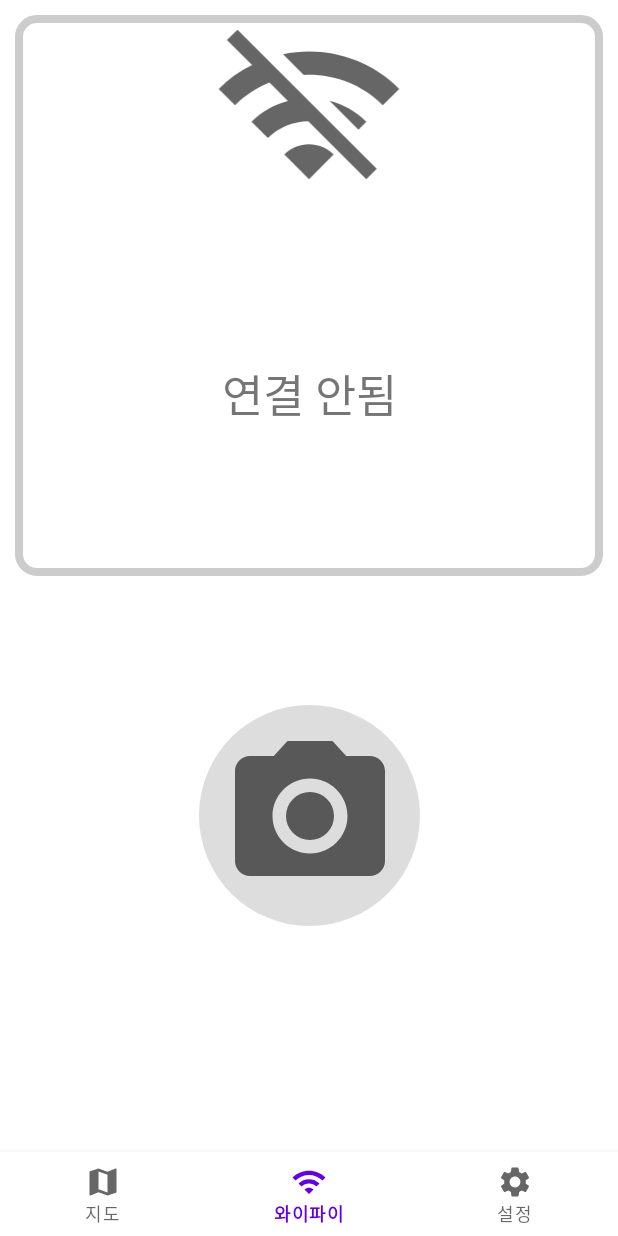
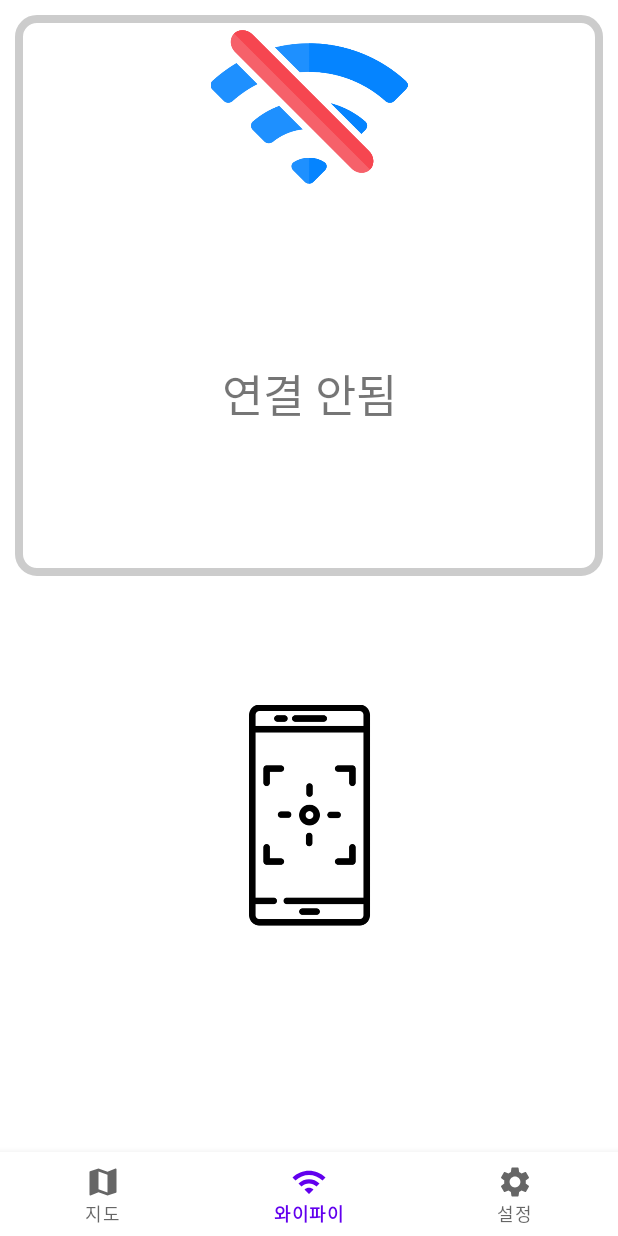
Before and after one commit to KIMTHE/KNU-CapstoneDesign-20212-Team10, an Android app: the screen it shows after launch (MainActivity), item 2 of the bottom bar chosen, on a phone screen of 412 x 824 dp. Run offline under Robolectric (Android 15) with nearby library versions, the phone set to English and light mode, and no system bars; our stand-ins replace Firebase (no records; nobody signed in at launch, a user with empty details on screens opened directly); libraries missing offline, so code that uses them is left out: com.google.api.client, com.google.api.services, net.daum.mf; 4 statements that could not run were skipped.

Commit message:
[STYLE] : Change android vector image to better image
- 안드로이드 기본 벡터 이미지를 좀 더 좋은 이미지로 변경

```diff
--- a/android/app/src/main/java/com/jongsip/cafe/fragment/WifiFragment.kt
+++ b/android/app/src/main/java/com/jongsip/cafe/fragment/WifiFragment.kt
@@ -398,10 +398,10 @@ class WifiFragment : Fragment() {
             val ssid: String = info.ssid
             if (ssid == "<unknown ssid>") {
                 textWifiStatus.text = getString(R.string.text_not_connect)
-                imgWifi.setImageResource(R.drawable.ic_baseline_wifi_off_24)
+                imgWifi.setImageResource(R.drawable.no_wifi)
             } else {
                 textWifiStatus.text = getString(R.string.text_wifi_connect, ssid)
-                imgWifi.setImageResource(R.drawable.ic_baseline_wifi_24)
+                imgWifi.setImageResource(R.drawable.wifi)
                 //Log.d(TAG, "getWifiSSID: $ssid")
 
                 return ssid
@@ -409,7 +409,7 @@ class WifiFragment : Fragment() {
         } else {
             //Log.d(TAG, "getWifiSSID: could not obtain the wifi name")
             textWifiStatus.text = getString(R.string.text_not_connect)
-            imgWifi.setImageResource(R.drawable.ic_baseline_wifi_off_24)
+            imgWifi.setImageResource(R.drawable.no_wifi)
         }
         return null
     }
--- a/android/app/src/main/res/layout/fragment_wifi.xml
+++ b/android/app/src/main/res/layout/fragment_wifi.xml
@@ -29,7 +29,7 @@
                 android:layout_width="match_parent"
                 android:layout_height="0dp"
                 android:layout_weight="2"
-                android:src="@drawable/ic_baseline_wifi_24" />
+                 />
 
             <TextView
                 android:id="@+id/text_wifi_status"
@@ -54,10 +54,11 @@
                 android:layout_width="147dp"
                 android:layout_height="147dp"
                 android:layout_gravity="center"
-                android:background="@drawable/circle_button"
+                android:background="@android:color/transparent"
                 android:gravity="center_horizontal"
                 android:padding="0dp"
-                android:src="@drawable/ic_baseline_camera_alt_24"
+                android:scaleType="fitCenter"
+                android:src="@drawable/smartphone_scan"
                 app:layout_constraintBottom_toBottomOf="parent"
                 app:layout_constraintEnd_toEndOf="parent"
                 app:layout_constraintStart_toStartOf="parent"
```
Also changed, not shown: android/app/src/main/res/drawable/no_wifi.png (added), android/app/src/main/res/drawable/smartphone_scan.png (added), android/app/src/main/res/drawable/wifi.png (added).
